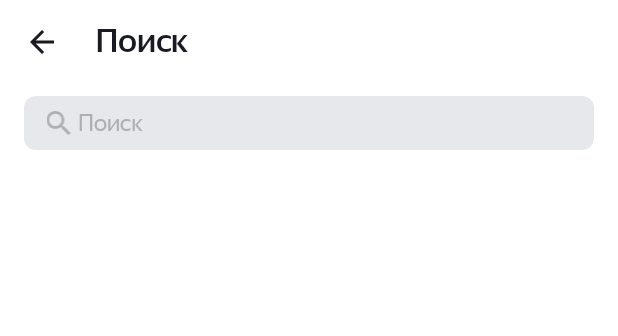
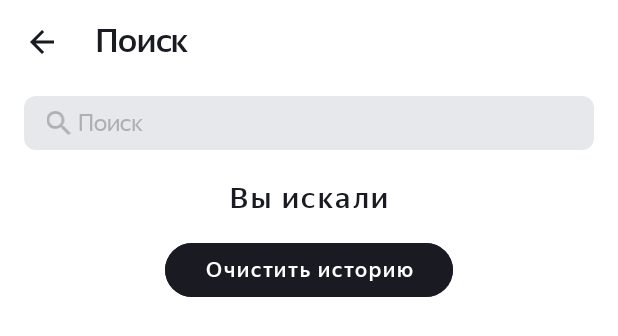
Before and after one commit to void-85/Playlist-Maker, an Android app: the layout activity_search.xml on its own in the app's theme, with its tools: preview values and no code run, on a phone screen of 412 x 824 dp. Shown: the top 336 px of the screen. Run offline under Robolectric (Android 15) with nearby library versions, the phone set to English and light mode, and no system bars.

Commit message:
#32 played history

```diff
--- a/app/src/main/java/com/example/playlistmaker/SettingsActivity.kt
+++ b/app/src/main/java/com/example/playlistmaker/SettingsActivity.kt
@@ -21,8 +21,8 @@ class SettingsActivity : AppCompatActivity() {
         setContentView(R.layout.activity_settings)
 
 
-
-        val sharedPrefs = getSharedPreferences(App.PLAYLIST_PREFERNCES, MODE_PRIVATE)
+        // Exception ? to get SharedPrefs
+        val sharedPrefs = getSharedPreferences(App.PLAYLIST_PREFERENCES, MODE_PRIVATE)
         settingsThemeSwitcher = findViewById<SwitchMaterial>(R.id.settings_theme_switcher)
         settingsThemeSwitcher.isChecked = sharedPrefs.getBoolean(App.CURRENT_THEME_KEY, false)
         settingsThemeSwitcher.setOnCheckedChangeListener {
--- a/app/src/main/res/layout/activity_search.xml
+++ b/app/src/main/res/layout/activity_search.xml
@@ -135,6 +135,7 @@
             android:layout_width ="match_parent"
             android:layout_height="match_parent"
             app:layoutManager="androidx.recyclerview.widget.LinearLayoutManager"
+            android:visibility="gone"
         />
 
 
@@ -231,5 +232,64 @@
         </FrameLayout>
 
 
+        <!-- SEARCH HISTORY -->
+        <LinearLayout
+            android:id="@+id/search_history"
+            android:layout_width="match_parent"
+            android:layout_height="wrap_content"
+            android:orientation="vertical"
+            android:visibility="visible"
+        >
+            <TextView
+                android:layout_width="match_parent"
+                android:layout_height="48dp"
+
+                android:layout_weight="0"
+
+                android:gravity="center"
+
+                android:text="@string/search_history_top_label"
+                style="@style/search_info_button"
+                    android:textSize="19sp"
+                android:textColor="@color/search_screen_header"
+            />
+
+            <androidx.recyclerview.widget.RecyclerView
+                android:id="@+id/history_rView"
+
+                android:layout_width="match_parent"
+                android:layout_height="wrap_content"
+
+                android:layout_weight="1"
+
+                app:layoutManager="androidx.recyclerview.widget.LinearLayoutManager"
+                tools:itemCount="40" />
+
+            <FrameLayout
+                android:layout_width="match_parent"
+                android:layout_height="48dp"
+
+                android:layout_weight="0"
+            >
+                <Button
+                    android:id="@+id/clear_search_history"
+
+                    android:layout_width="192dp"
+                    android:layout_height="48dp"
+
+                    android:layout_gravity="center"
+
+                    android:backgroundTint="@color/search_screen_header"
+                    app:cornerRadius="54dp"
+
+                    android:text="@string/search_history_bottom_button"
+                    android:textColor="@color/search_screen_background"
+                    style="@style/search_info_button"
+                />
+            </FrameLayout>
+
+        </LinearLayout>
+
+
     </FrameLayout>
 </LinearLayout>
--- a/app/src/main/res/values/strings.xml
+++ b/app/src/main/res/values/strings.xml
@@ -33,5 +33,7 @@
     <string name="search_info_no_data">Ничего не нашлось</string>
     <string name="search_info_no_network">Проблемы со связью\n\nЗагрузка не удалась. Проверьте\nподключение к интернету</string>
     <string name="search_no_network_update_button">Обновить</string>
+    <string name="search_history_top_label">Вы искали</string>
+    <string name="search_history_bottom_button">Очистить историю</string>
 
 </resources>
```
Also changed, not shown: app/src/main/java/com/example/playlistmaker/App.kt (+6 -3 lines), app/src/main/java/com/example/playlistmaker/SearchActivity.kt (+98 -31 lines), app/src/main/java/com/example/playlistmaker/SearchActivityData.kt (+5 -4 lines), app/src/main/java/com/example/playlistmaker/SearchTrackAdapter.kt (+6 -1 lines), app/src/main/java/com/example/playlistmaker/SearchTrackViewHolder.kt (+18 -5 lines).
